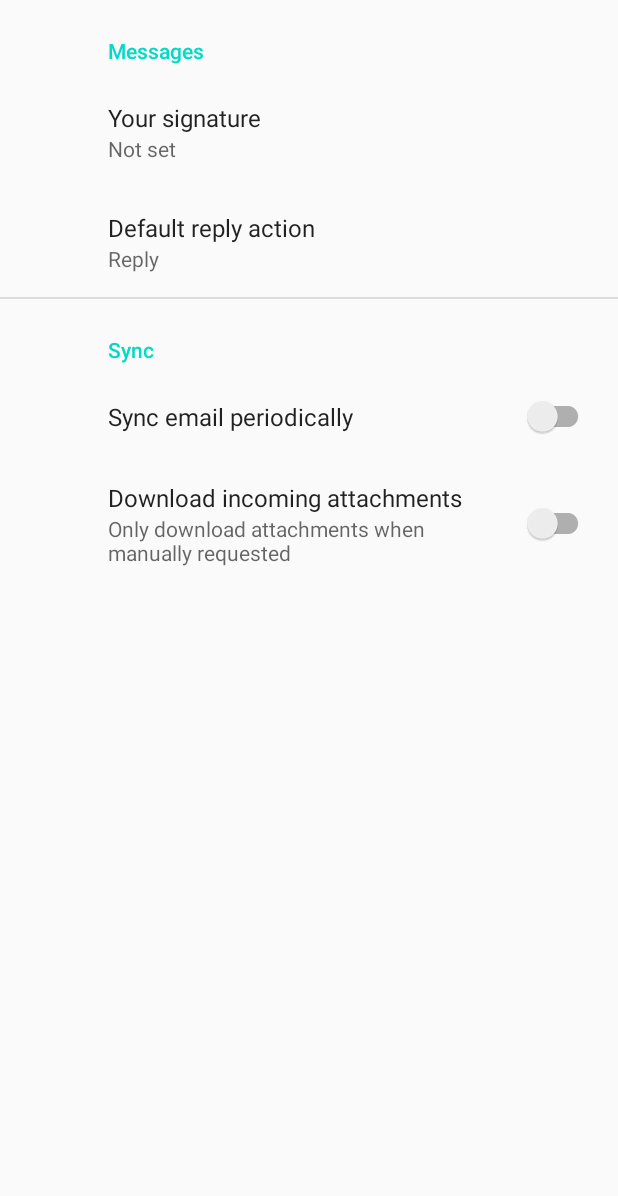
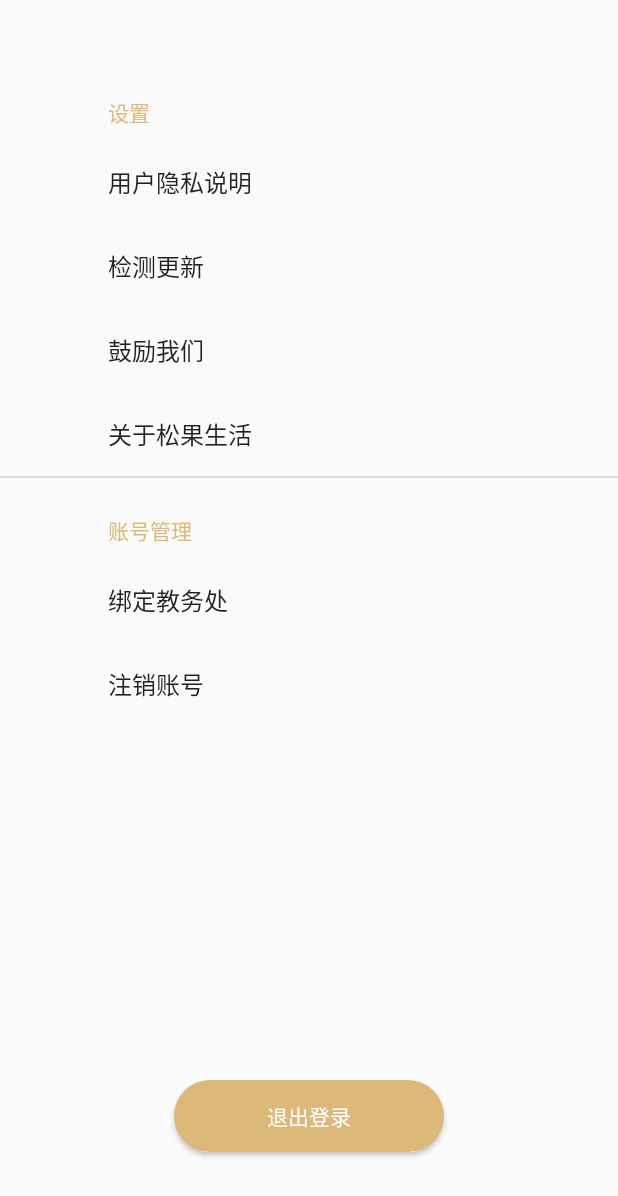
Before and after one commit to Benjamin-Gnep/Pinezone-Android, an Android app: the SettingsActivity screen opened directly, with no data from a screen before it, on a phone screen of 412 x 824 dp. Shown: the top 1196 px of the screen. Run offline under Robolectric (Android 15) with nearby library versions, the phone set to English and light mode, and no system bars; our stand-ins replace androidx.preference.

Commit message:
添加 设置界面

```diff
--- a/app/src/main/java/com/example/pinezone/ui/home/HomeFragment.java
+++ b/app/src/main/java/com/example/pinezone/ui/home/HomeFragment.java
@@ -34,7 +34,7 @@
     private HomeViewModel homeViewModel;
 
 
-    private Button logoutButton;
+
     private Button canteenButton;
     private Button playButton;
     private Button storeButton;
@@ -79,7 +79,7 @@
 
     private void initView(View root) {
         homeViewModel = new ViewModelProvider(this).get(HomeViewModel.class);
-        logoutButton = root.findViewById(R.id.logout);
+
         canteenButton = root.findViewById(R.id.home_canteen);
         storeButton = root.findViewById(R.id.home_store);
         playButton = root.findViewById(R.id.home_play);
@@ -102,7 +102,7 @@
 
         pref = getContext().getSharedPreferences("setting", Context.MODE_PRIVATE);
         editor = pref.edit();
-        logoutButton.setOnClickListener(this);
+
         canteenButton.setOnClickListener(this);
         storeButton.setOnClickListener(this);
         playButton.setOnClickListener(this);
@@ -118,11 +118,6 @@
         FragmentManager fragmentManager = activity.getSupportFragmentManager();
         FragmentTransaction transaction = fragmentManager.beginTransaction();
         switch (v.getId()){
-            case R.id.logout:
-                editor.clear();
-                editor.apply();
-                ActivityCollector.finishAll();
-                break;
             case R.id.home_canteen:
                 articleListFragment = ArticleListFragment.newInstance(ArticleConstant.TYPE_CANTEEN);
                 transaction.addToBackStack(null);
--- a/app/src/main/java/com/example/pinezone/ui/mine/MineFragment.java
+++ b/app/src/main/java/com/example/pinezone/ui/mine/MineFragment.java
@@ -4,6 +4,7 @@
 import androidx.lifecycle.Observer;
 import androidx.lifecycle.ViewModelProvider;
 
+import android.content.Intent;
 import android.os.Build;
 import android.os.Bundle;
 
@@ -19,15 +20,18 @@
 import android.view.View;
 import android.view.ViewGroup;
 import android.widget.Button;
+import android.widget.ImageButton;
 import android.widget.ImageView;
 import android.widget.TextView;
 import android.widget.Toast;
 
 import com.bumptech.glide.Glide;
+import com.example.pinezone.MainActivity;
 import com.example.pinezone.R;
 import com.example.pinezone.article.Article;
 import com.example.pinezone.article.ArticleAdapterPro;
 import com.example.pinezone.config.ArticleService;
+import com.example.pinezone.ui.setting.SettingsActivity;
 import com.scwang.smartrefresh.layout.api.RefreshLayout;
 import com.scwang.smartrefresh.layout.listener.OnRefreshListener;
 
@@ -45,6 +49,10 @@
     private static final String TAG = "MineFragment";
 
     private int page = 1;
+
+    private ImageButton setting;
+    private ImageButton QRcode;
+    private Button editInfo;
 
     private MineViewModel mineViewModel;
     private TextView userName;
@@ -65,12 +73,13 @@
 
     public static MineFragment newInstance() {
         return new MineFragment();
-
     }
 
     @Override
-    public void onResume() {
-        super.onResume();
+    public View onCreateView(@NonNull LayoutInflater inflater, @Nullable ViewGroup container,
+                             @Nullable Bundle savedInstanceState) {
+        View root = inflater.inflate(R.layout.fragment_mine, container, false);
+        initView(root);
         final StaggeredGridLayoutManager layoutManager =
                 new StaggeredGridLayoutManager(2, LinearLayoutManager.VERTICAL){
                     @Override
@@ -117,13 +126,6 @@
                 }
             });
         }
-    }
-
-    @Override
-    public View onCreateView(@NonNull LayoutInflater inflater, @Nullable ViewGroup container,
-                             @Nullable Bundle savedInstanceState) {
-        View root = inflater.inflate(R.layout.fragment_mine, container, false);
-        initView(root);
         return root;
     }
 
@@ -183,6 +185,10 @@
         userFollow = root.findViewById(R.id.follow);
         userArticle = root.findViewById(R.id.article);
 
+        setting = root.findViewById(R.id.mine_setting);
+        QRcode = root.findViewById(R.id.mine_QR);
+        editInfo = root.findViewById(R.id.edit_info_button);
+
         mineViewModel.getUserName().observe(getViewLifecycleOwner(), new Observer<String>() {
             @Override
             public void onChanged(@Nullable String s) {
@@ -199,7 +205,7 @@
             @Override
             public void onChanged(@Nullable final String s) {
                 if (Build.VERSION.SDK_INT >= Build.VERSION_CODES.KITKAT) {
-                    Glide.with(Objects.requireNonNull(getContext())).load(s).into(userImage);
+                    Glide.with(requireContext()).load(s).into(userImage);
                 }
             }
         });
@@ -246,5 +252,13 @@
                 userArticle.setText(s);
             }
         });
+
+        setting.setOnClickListener(new View.OnClickListener() {
+            @Override
+            public void onClick(View v) {
+                Intent intent = new Intent(getContext(), SettingsActivity.class);
+                startActivity(intent);
+            }
+        });
     }
 }
--- a/app/src/main/java/com/example/pinezone/ui/setting/SettingsActivity.java
+++ b/app/src/main/java/com/example/pinezone/ui/setting/SettingsActivity.java
@@ -1,14 +1,23 @@
 package com.example.pinezone.ui.setting;
 
+import android.content.Context;
+import android.content.SharedPreferences;
 import android.os.Bundle;
+import android.view.View;
+import android.widget.Button;
 
 import androidx.appcompat.app.ActionBar;
 import androidx.appcompat.app.AppCompatActivity;
 import androidx.preference.PreferenceFragmentCompat;
 
+import com.example.pinezone.ActivityCollector;
+import com.example.pinezone.BasicActivity;
 import com.example.pinezone.R;
 
-public class SettingsActivity extends AppCompatActivity {
+public class SettingsActivity extends BasicActivity {
+    private Button logoutButton;
+    private SharedPreferences.Editor editor;
+    private SharedPreferences pref;
 
     @Override
     protected void onCreate(Bundle savedInstanceState) {
@@ -18,10 +27,18 @@
                 .beginTransaction()
                 .replace(R.id.settings, new SettingsFragment())
                 .commit();
-        ActionBar actionBar = getSupportActionBar();
-        if (actionBar != null) {
-            actionBar.setDisplayHomeAsUpEnabled(true);
-        }
+        pref = getSharedPreferences("setting", Context.MODE_PRIVATE);
+        editor = pref.edit();
+        logoutButton = findViewById(R.id.logout);
+        logoutButton.setOnClickListener(new View.OnClickListener() {
+            @Override
+            public void onClick(View v) {
+                editor.clear();
+                editor.apply();
+                ActivityCollector.finishAll();
+            }
+        });
+
     }
 
     public static class SettingsFragment extends PreferenceFragmentCompat {
--- a/app/src/main/res/layout/fragment_home.xml
+++ b/app/src/main/res/layout/fragment_home.xml
@@ -66,18 +66,7 @@
         android:gravity="center"
         android:textColor="@color/colorPrimaryLight"/>
 
-    <Button
-        android:id="@+id/logout"
-        android:layout_width="180dp"
-        android:layout_height="wrap_content"
-        android:layout_marginBottom="50dp"
-        app:layout_constraintBottom_toBottomOf="@id/home_pet"
-        app:layout_constraintLeft_toLeftOf="parent"
-        app:layout_constraintRight_toRightOf="parent"
-        android:background="@drawable/button_circle_shape"
-        android:textColor="@color/white"
-        android:text="点此退出登录"
-        />
+
 
     <!--button组-->
 
--- a/app/src/main/res/layout/settings_activity.xml
+++ b/app/src/main/res/layout/settings_activity.xml
@@ -1,9 +1,33 @@
-<LinearLayout xmlns:android="http://schemas.android.com/apk/res/android"
+<androidx.constraintlayout.widget.ConstraintLayout xmlns:android="http://schemas.android.com/apk/res/android"
     android:layout_width="match_parent"
-    android:layout_height="match_parent">
+    android:layout_height="match_parent"
+    xmlns:app="http://schemas.android.com/apk/res-auto">
+
+    <TextView
+        android:id="@+id/top"
+        app:layout_constraintTop_toTopOf="parent"
+        app:layout_constraintLeft_toLeftOf="parent"
+        android:layout_width="match_parent"
+        android:layout_height="@dimen/line5"/>
 
     <FrameLayout
         android:id="@+id/settings"
+        app:layout_constraintTop_toBottomOf="@id/top"
+        app:layout_constraintBottom_toBottomOf="parent"
         android:layout_width="match_parent"
-        android:layout_height="match_parent" />
-</LinearLayout>
+        android:layout_height="0dp" />
+
+    <Button
+        android:id="@+id/logout"
+        android:layout_width="180dp"
+        android:layout_height="wrap_content"
+        android:layout_marginBottom="56dp"
+        app:layout_constraintBottom_toBottomOf="parent"
+        app:layout_constraintLeft_toLeftOf="parent"
+        app:layout_constraintRight_toRightOf="parent"
+        android:background="@drawable/button_circle_shape"
+        android:textColor="@color/white"
+        android:text="退出登录"
+        />
+
+</androidx.constraintlayout.widget.ConstraintLayout>
--- a/app/src/main/res/values/colors.xml
+++ b/app/src/main/res/values/colors.xml
@@ -3,7 +3,7 @@
     <color name="colorPrimary">#8D6E63</color>
     <color name="colorPrimaryLight">#BCAAA4</color>
     <color name="colorPrimaryDark">#5D4037</color>
-    <color name="colorAccent">#03DAC5</color>
+    <color name="colorAccent">#DCB879</color>
     <color name="subColor">#DCB879</color>
     <color name="subSubColor">#E5CA99</color>
     <color name="white">#FFFFFF</color>
--- a/app/src/main/res/xml/root_preferences.xml
+++ b/app/src/main/res/xml/root_preferences.xml
@@ -1,35 +1,31 @@
-<PreferenceScreen xmlns:app="http://schemas.android.com/apk/res-auto">
+<PreferenceScreen xmlns:app="http://schemas.android.com/apk/res-auto"
+    xmlns:android="http://schemas.android.com/apk/res/android">
 
-    <PreferenceCategory app:title="@string/messages_header">
+    <PreferenceCategory app:title="设置">
 
-        <EditTextPreference
-            app:key="signature"
-            app:title="@string/signature_title"
-            app:useSimpleSummaryProvider="true" />
+        <PreferenceScreen app:title="用户隐私说明">
+        </PreferenceScreen>
 
-        <ListPreference
-            app:defaultValue="reply"
-            app:entries="@array/reply_entries"
-            app:entryValues="@array/reply_values"
-            app:key="reply"
-            app:title="@string/reply_title"
-            app:useSimpleSummaryProvider="true" />
+        <PreferenceScreen app:title="检测更新">
+        </PreferenceScreen>
+
+        <PreferenceScreen app:title="鼓励我们">
+        </PreferenceScreen>
+
+        <PreferenceScreen app:title="关于松果生活">
+        </PreferenceScreen>
 
     </PreferenceCategory>
 
-    <PreferenceCategory app:title="@string/sync_header">
+    <PreferenceCategory app:title="账号管理">
+        <PreferenceScreen app:title="绑定教务处">
 
-        <SwitchPreferenceCompat
-            app:key="sync"
-            app:title="@string/sync_title" />
+        </PreferenceScreen>
 
-        <SwitchPreferenceCompat
-            app:dependency="sync"
-            app:key="attachment"
-            app:summaryOff="@string/attachment_summary_off"
-            app:summaryOn="@string/attachment_summary_on"
-            app:title="@string/attachment_title" />
-
+        <PreferenceScreen app:title="注销账号">
+<!--            <intent android:targetPackage="com.example.pinezone"-->
+<!--                android:targetClass="com.example.pinezone.MainActivity"/>-->
+        </PreferenceScreen>
     </PreferenceCategory>
 
 </PreferenceScreen>
```
